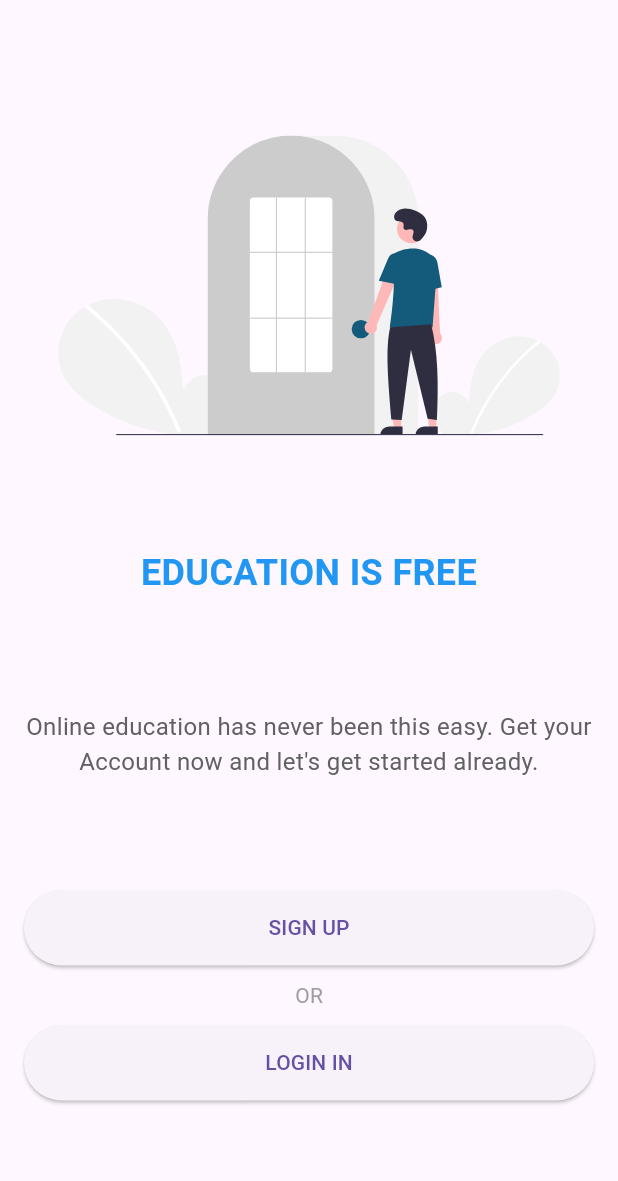
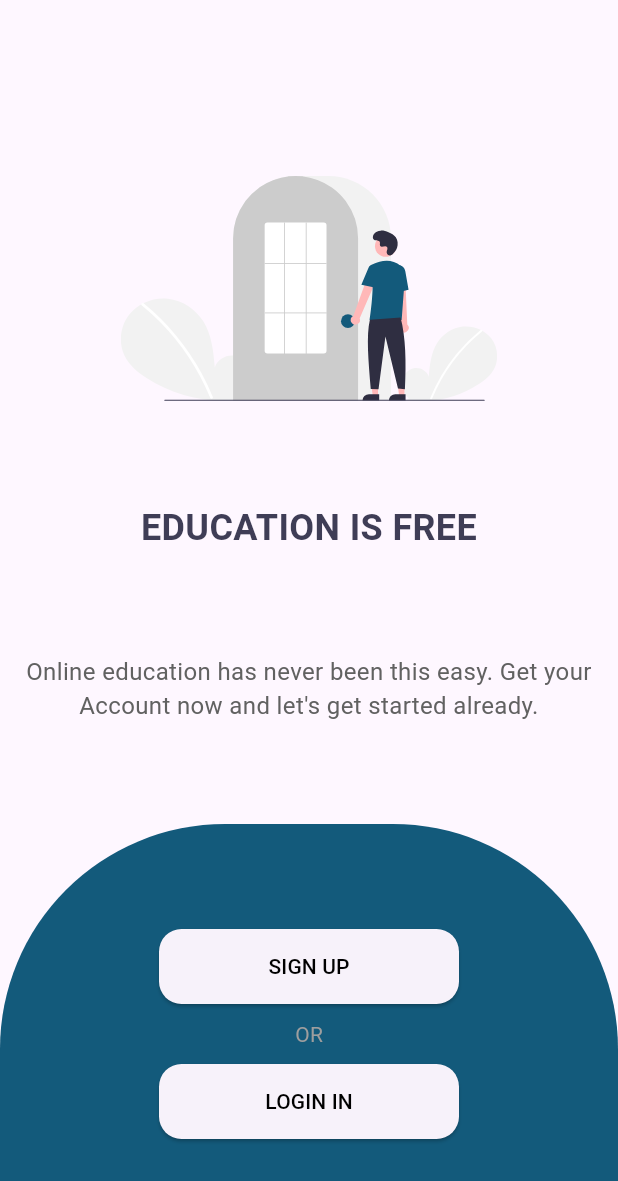
Before and after one commit to jawa-d/CancerInfo, a Flutter app: the screen it shows after launch, on a phone screen of 412 x 824 dp. Shown: the top 1181 px of the screen. Run offline on Flutter 3.47's test engine with Material 3 defaults, Android fonts, the phone set to English and light mode, and no system bars; our stand-ins replace flutter_svg.

Commit message:
end login page

```diff
--- a/lib/Loginpage.dart
+++ b/lib/Loginpage.dart
@@ -2,32 +2,35 @@ import 'package:flutter/material.dart';
 import 'package:flutter_svg/flutter_svg.dart'; // استيراد المكتبة
 
 class LoginPage extends StatelessWidget {
+
   @override
-  Widget build(BuildContext context) {
+  Widget build(BuildContext context)
+
+  {
+
     return MaterialApp(
+      debugShowCheckedModeBanner: false,
       home: Scaffold(
         body: SafeArea(
-          child: Padding(
-            padding: EdgeInsets.all(16.0),
           child: Column(
-              mainAxisAlignment: MainAxisAlignment.spaceEvenly,
+            mainAxisAlignment: MainAxisAlignment.spaceBetween,
             children: [
               // Placeholder for the illustration
+              SizedBox(height:50 ,),
               Container(
-                  height: 200,
+                height: 150,
                 child: SvgPicture.asset(
                   'images/undraw_login_re_4vu2.svg', // وضع الصورة SVG هنا
                   fit: BoxFit.contain,
                 ),
               ),
               // Title text
-
               const Text(
                 'EDUCATION IS FREE',
                 style: TextStyle(
                   fontSize: 24,
                   fontWeight: FontWeight.bold,
-                    color: Colors.blue,
+                  color:Color(0xff3F3D56),
                 ),
                 textAlign: TextAlign.center,
               ),
@@ -40,16 +43,38 @@ class LoginPage extends StatelessWidget {
                 ),
                 textAlign: TextAlign.center,
               ),
-                // Sign Up and Log In buttons
-                Column(
+              // Container for buttons
+              Container(
+                height: MediaQuery.of(context).size.height / 3,
+                width: double.infinity,
+                decoration: const BoxDecoration(
+                  color: Color(0xff135A7B),
+                  borderRadius: BorderRadius.only(
+                    topLeft: Radius.circular(150),
+                    topRight: Radius.circular(150),
+
+                  ),
+                ),
+                padding: EdgeInsets.only(bottom: 20), // إضافة مساحة أسفل الزر
+                child: Column(
                   children: [
+                    SizedBox(height: 70),
                     ElevatedButton(
                       onPressed: () {
                         // تنفيذ ما يحدث عند الضغط على زر Sign Up
                       },
-                      child: Text('SIGN UP'),
+                      child: Text('SIGN UP',
+                         style: TextStyle(
+                         color: Colors.black,
+                      ),
+                      ),
                       style: ElevatedButton.styleFrom(
-                        minimumSize: Size(double.infinity, 50),
+
+                          shape: RoundedRectangleBorder(
+                          borderRadius: BorderRadius.circular(15), // تعديل زوايا الزر
+                        ),
+                        minimumSize: Size(200, 50),
+                        // تحديد الحجم الأدنى للزر
                       ),
                     ),
                     SizedBox(height: 10),
@@ -59,15 +84,23 @@ class LoginPage extends StatelessWidget {
                       onPressed: () {
                         // تنفيذ ما يحدث عند الضغط على زر Log In
                       },
-                      child: Text('LOGIN IN'),
+                      child: Text('LOGIN IN',
+                      style: TextStyle(
+                         color: Colors.black,
+                      ),
+                      ),
                       style: ElevatedButton.styleFrom(
-                        minimumSize: Size(double.infinity, 50),
+
+                          shape: RoundedRectangleBorder(
+                          borderRadius: BorderRadius.circular(15), // تعديل زوايا الزر
+                        ),
+                        minimumSize: Size(200, 50), // تحديد الحجم الأدنى للزر
                       ),
                     ),
                   ],
                 ),
+              ),
             ],
-            ),
           ),
         ),
       ),
```
Lines whose indentation alone changed are shown as unchanged.
